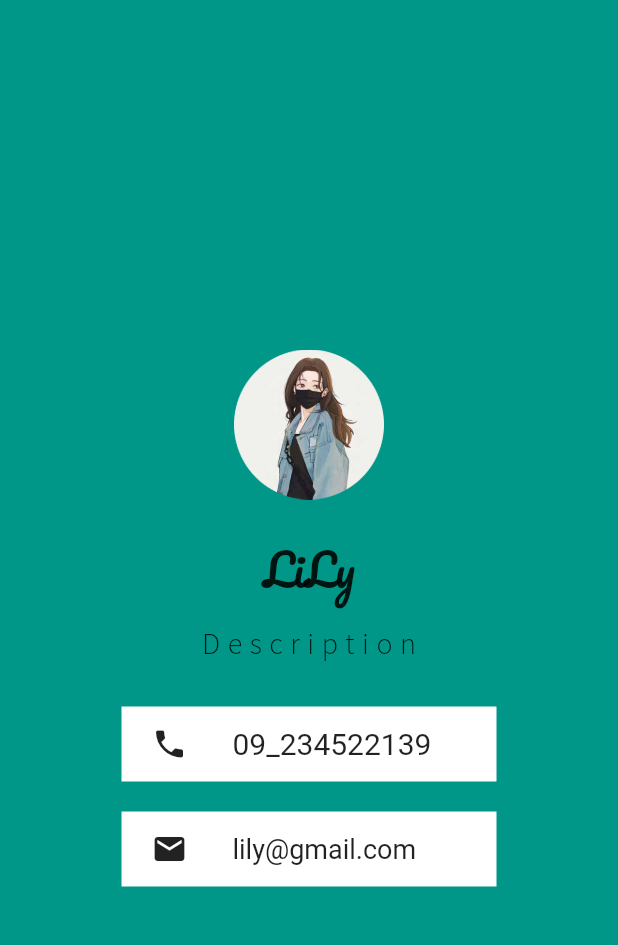
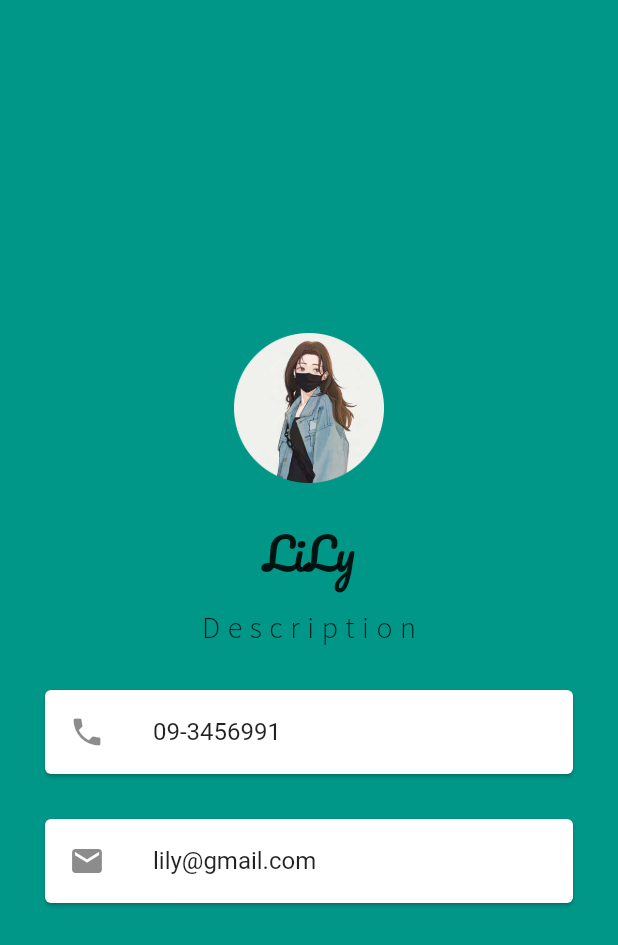
Before and after one commit to EiKayZinPhyo/Simple_Ui, a Flutter app: the screen it shows after launch, on a phone screen of 412 x 824 dp. Shown: the top 945 px of the screen. Run offline on Flutter 3.47's test engine with Material 2 defaults, Android fonts, the phone set to English and light mode, and no system bars.

Commit message:
adding listtile and card

```diff
--- a/lib/main.dart
+++ b/lib/main.dart
@@ -14,71 +14,42 @@ class MyApp extends StatelessWidget {
         backgroundColor: Colors.teal,
         body: Column(
           mainAxisAlignment: MainAxisAlignment.center,
-          children: [
-            const Center(
+          children: const [
+            Center(
               child: Image(image: AssetImage('assets/anime.png'), width: 100),
             ),
-            const SizedBox(
+            SizedBox(
               height: 20,
             ),
-            const Text(
+            Text(
               "LiLy",
               style: TextStyle(fontSize: 30, fontFamily: "Pacifico"),
             ),
-            const SizedBox(
+            SizedBox(
               height: 10,
             ),
-            const Text(
+            Text(
               "Description",
               style: TextStyle(
                   fontSize: 20, fontFamily: 'SourceSansPro', letterSpacing: 5),
             ),
-            const SizedBox(
+            SizedBox(
               height: 30,
             ),
-            Container(
-              width: 250,
-              height: 50,
-              padding: const EdgeInsets.only(
-                left: 20,
-              ),
-              color: Colors.white,
-              child: Row(
-                children: const [
-                  Icon(Icons.phone),
-                  SizedBox(
-                    width: 30,
-                  ),
-                  Text(
-                    "09_234522139",
-                    style: TextStyle(fontSize: 20),
-                  ),
-                ],
+            Card(
+              margin: EdgeInsets.only(left: 30, right: 30),
+              child: ListTile(
+                leading: Icon(Icons.phone),
+                title: Text("09-3456991"),
               ),
             ),
-            const SizedBox(
-              height: 20,
-            ),
-            Container(
-              width: 250,
-              height: 50,
-              padding: const EdgeInsets.only(
-                left: 20,
+            Card(
+              margin: EdgeInsets.only(top: 30, left: 30, right: 30),
+              child: ListTile(
+                leading: Icon(Icons.mail),
+                title: Text("lily@gmail.com"),
               ),
-              color: Colors.white,
-              child: Row(
-                children: const [
-                  Icon(Icons.email),
-                  SizedBox(
-                    width: 30,
-                  ),
-                  Text(
-                    "lily@gmail.com",
-                    style: TextStyle(fontSize: 18.0),
-                  ),
-                ],
-              ),
-            ),
+            )
           ],
         ),
       ),
```
